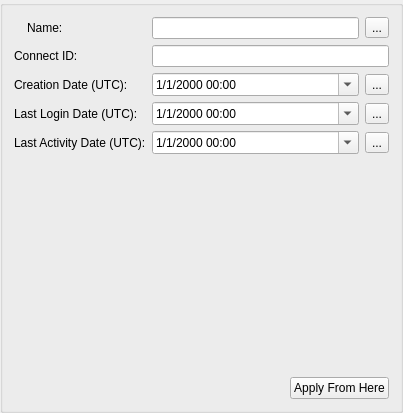
This is UI/UserDataWidget.ui in towel42-com/EmbySync as Qt 5 draws it before an edit. The edited form follows.
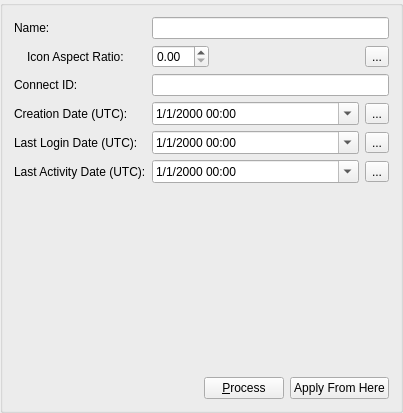
This is the edited form. Icons and pictures are not drawn.

Commit message: Support for updating the user avatar

The edit to the form file:
```diff
--- a/UI/UserDataWidget.ui
+++ b/UI/UserDataWidget.ui
@@ -15,6 +15,16 @@
   </property>
   <layout class="QFormLayout" name="formLayout">
    <item row="0" column="0">
+    <widget class="QLabel" name="label">
+     <property name="text">
+      <string>Name:</string>
+     </property>
+    </widget>
+   </item>
+   <item row="0" column="1">
+    <widget class="QLineEdit" name="name"/>
+   </item>
+   <item row="1" column="0">
     <layout class="QHBoxLayout" name="horizontalLayout">
      <item>
       <widget class="QLabel" name="avatar">
@@ -24,18 +34,31 @@
       </widget>
      </item>
      <item>
-      <widget class="QLabel" name="label">
+      <widget class="QLabel" name="label_6">
        <property name="text">
-        <string>Name:</string>
+        <string>Icon Aspect Ratio:</string>
        </property>
       </widget>
      </item>
     </layout>
    </item>
-   <item row="0" column="1">
+   <item row="1" column="1">
     <layout class="QHBoxLayout" name="horizontalLayout_3">
      <item>
-      <widget class="QLineEdit" name="name"/>
+      <widget class="QDoubleSpinBox" name="avatarAspectRatio"/>
+     </item>
+     <item>
+      <spacer name="horizontalSpacer_2">
+       <property name="orientation">
+        <enum>Qt::Horizontal</enum>
+       </property>
+       <property name="sizeHint" stdset="0">
+        <size>
+         <width>40</width>
+         <height>20</height>
+        </size>
+       </property>
+      </spacer>
      </item>
      <item>
       <widget class="QToolButton" name="setAvatarBtn">
@@ -50,24 +73,24 @@
      </item>
     </layout>
    </item>
-   <item row="1" column="0">
+   <item row="2" column="0">
     <widget class="QLabel" name="label_3">
      <property name="text">
       <string>Connect ID:</string>
      </property>
     </widget>
    </item>
-   <item row="1" column="1">
+   <item row="2" column="1">
     <widget class="QLineEdit" name="connectID"/>
    </item>
-   <item row="2" column="0">
+   <item row="3" column="0">
     <widget class="QLabel" name="label_2">
      <property name="text">
       <string>Creation Date (UTC):</string>
      </property>
     </widget>
    </item>
-   <item row="2" column="1">
+   <item row="3" column="1">
     <layout class="QHBoxLayout" name="horizontalLayout_4">
      <item>
       <widget class="QDateTimeEdit" name="creationDate">
@@ -101,14 +124,14 @@
      </item>
     </layout>
    </item>
-   <item row="3" column="0">
+   <item row="4" column="0">
     <widget class="QLabel" name="label_4">
      <property name="text">
       <string>Last Login Date (UTC):</string>
      </property>
     </widget>
    </item>
-   <item row="3" column="1">
+   <item row="4" column="1">
     <layout class="QHBoxLayout" name="horizontalLayout_5">
      <item>
       <widget class="QDateTimeEdit" name="lastLoginDate">
@@ -139,14 +162,14 @@
      </item>
     </layout>
    </item>
-   <item row="4" column="0">
+   <item row="5" column="0">
     <widget class="QLabel" name="label_5">
      <property name="text">
       <string>Last Activity Date (UTC):</string>
      </property>
     </widget>
    </item>
-   <item row="4" column="1">
+   <item row="5" column="1">
     <layout class="QHBoxLayout" name="horizontalLayout_6">
      <item>
       <widget class="QDateTimeEdit" name="lastActivityDate">
@@ -177,7 +200,7 @@
      </item>
     </layout>
    </item>
-   <item row="5" column="1">
+   <item row="6" column="1">
     <spacer name="verticalSpacer">
      <property name="orientation">
       <enum>Qt::Vertical</enum>
@@ -190,7 +213,7 @@
      </property>
     </spacer>
    </item>
-   <item row="6" column="0" colspan="2">
+   <item row="7" column="0" colspan="2">
     <layout class="QHBoxLayout" name="horizontalLayout_2">
      <item>
       <spacer name="horizontalSpacer">
@@ -205,6 +228,17 @@
        </property>
       </spacer>
      </item>
+     <item>
+      <widget class="QPushButton" name="process">
+       <property name="text">
+        <string>&amp;Process</string>
+       </property>
+       <property name="icon">
+        <iconset resource="EmbySync.qrc">
+         <normaloff>:/resources/upload.png</normaloff>:/resources/upload.png</iconset>
+       </property>
+      </widget>
+     </item>
      <item>
       <widget class="QPushButton" name="apply">
        <property name="text">
```
Left out of the diff: 2 changed lines with no effect on the pictures. The commit also changes 17 other files.
